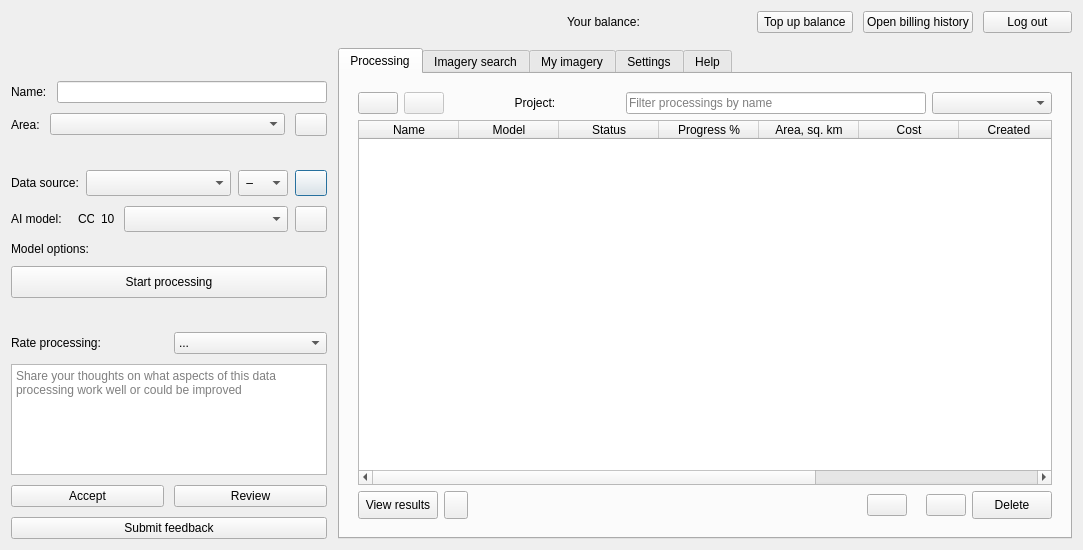
First picture: the form in mapflow/dialogs/static/ui/main_dialog.ui, repository Geoalert/mapflow-qgis, before the edit.
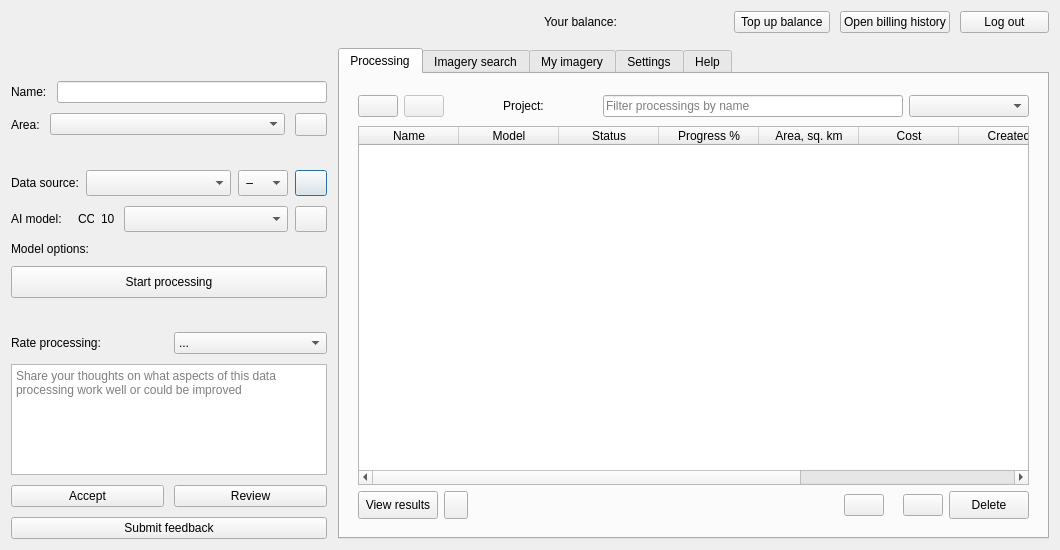
Second picture: the form after the edit. Icons and pictures are not drawn. Custom widgets are drawn as their Qt base class.

Commit message: Make currentProjectLabel resizable

The edit to the form file:
```diff
--- a/mapflow/dialogs/static/ui/main_dialog.ui
+++ b/mapflow/dialogs/static/ui/main_dialog.ui
@@ -6,7 +6,7 @@
    <rect>
     <x>0</x>
     <y>0</y>
-    <width>1083</width>
+    <width>1060</width>
     <height>550</height>
    </rect>
   </property>
@@ -1366,7 +1366,7 @@
                  <property name="rightMargin">
                   <number>0</number>
                  </property>
-                 <item row="0" column="5">
+                 <item row="0" column="3">
                   <widget class="QLineEdit" name="filterProcessings">
                    <property name="minimumSize">
                     <size>
@@ -1382,16 +1382,6 @@
                    </property>
                   </widget>
                  </item>
-                 <item row="0" column="6">
-                  <widget class="QComboBox" name="sortProcessingsCombo">
-                   <property name="minimumSize">
-                    <size>
-                     <width>120</width>
-                     <height>0</height>
-                    </size>
-                   </property>
-                  </widget>
-                 </item>
                  <item row="0" column="0">
                   <widget class="QPushButton" name="switchProjectsButton">
                    <property name="sizePolicy">
@@ -1412,22 +1402,6 @@
                   </widget>
                  </item>
                  <item row="0" column="2">
-                  <spacer name="horizontalSpacer_17">
-                   <property name="orientation">
-                    <enum>Qt::Horizontal</enum>
-                   </property>
-                   <property name="sizeType">
-                    <enum>QSizePolicy::Minimum</enum>
-                   </property>
-                   <property name="sizeHint" stdset="0">
-                    <size>
-                     <width>10</width>
-                     <height>20</height>
-                    </size>
-                   </property>
-                  </spacer>
-                 </item>
-                 <item row="0" column="3">
                   <widget class="QLabel" name="currentProjectLabel">
                    <property name="sizePolicy">
                     <sizepolicy hsizetype="Expanding" vsizetype="Preferred">
@@ -1437,8 +1411,8 @@
                    </property>
                    <property name="minimumSize">
                     <size>
-                     <width>0</width>
-                     <height>0</height>
+                     <width>100</width>
+                     <height>28</height>
                     </size>
                    </property>
                    <property name="maximumSize">
@@ -1468,24 +1442,11 @@
                    <property name="wordWrap">
                     <bool>false</bool>
                    </property>
+                   <property name="indent">
+                    <number>-1</number>
+                   </property>
                   </widget>
                  </item>
-                 <item row="0" column="4">
-                  <spacer name="horizontalSpacer_14">
-                   <property name="orientation">
-                    <enum>Qt::Horizontal</enum>
-                   </property>
-                   <property name="sizeType">
-                    <enum>QSizePolicy::Minimum</enum>
-                   </property>
-                   <property name="sizeHint" stdset="0">
-                    <size>
-                     <width>10</width>
-                     <height>20</height>
-                    </size>
-                   </property>
-                  </spacer>
-                 </item>
                  <item row="0" column="1">
                   <widget class="QPushButton" name="switchProcessingsFakeButton">
                    <property name="enabled">
@@ -1508,6 +1469,16 @@
                    </property>
                   </widget>
                  </item>
+                 <item row="0" column="4">
+                  <widget class="QComboBox" name="sortProcessingsCombo">
+                   <property name="minimumSize">
+                    <size>
+                     <width>120</width>
+                     <height>0</height>
+                    </size>
+                   </property>
+                  </widget>
+                 </item>
                 </layout>
                </item>
               </layout>
```
Left out of the diff: 8 changed lines with no effect on the pictures. The commit also changes 2 other files.
